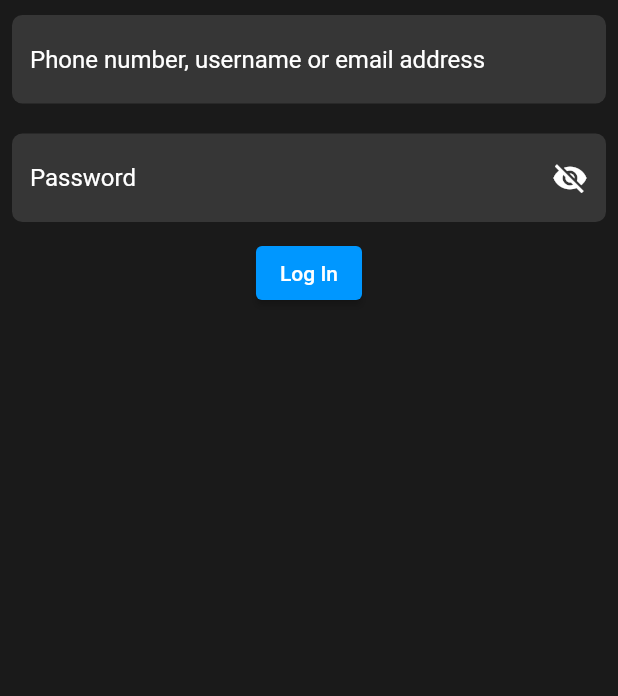
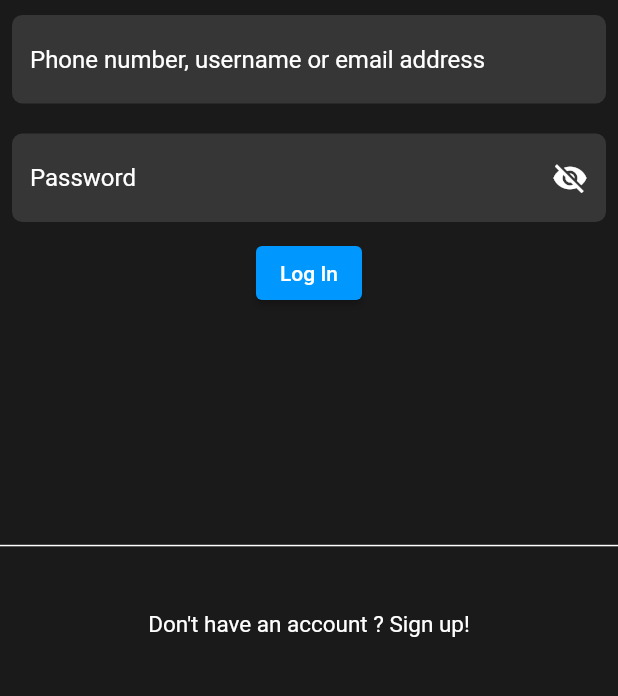
Before and after one commit to yusufguntav/Instagram_ui_clone, a Flutter app: the screen it shows after launch, on a phone screen of 412 x 824 dp, the part 534-1230 px from its top. Run offline on Flutter 3.47's test engine with Material 2 defaults, Android fonts, the phone set to English and light mode, and no system bars; our stand-ins replace camera, cloud_firestore, firebase_core, gallery_saver, google_fonts; missing offline and left inert: encrypt, insta_like_button; accounts and stored records are empty; Roboto replaces fonts that are missing (Shalimar).

Commit message:
sign up and database

```diff
--- /dev/null
+++ b/lib/assets/customColors.dart
@@ -0,0 +1,3 @@
+import 'package:flutter/material.dart';
+
+Color loginBackgroundColor = Color.fromARGB(255, 26, 26, 26);
--- a/lib/main.dart
+++ b/lib/main.dart
@@ -1,13 +1,14 @@
 import 'package:camera/camera.dart';
 import 'package:flutter/material.dart';
 import 'package:instagram/pages/login.dart';
+import 'package:firebase_core/firebase_core.dart';
 
 List<CameraDescription>? cameras;
 Future<void> main() async {
   // make sure program is initialized and find available cameras
   WidgetsFlutterBinding.ensureInitialized();
   cameras = await availableCameras();
-
+  await Firebase.initializeApp();
   runApp(const MyApp());
 }
 
--- a/lib/pages/login.dart
+++ b/lib/pages/login.dart
@@ -1,5 +1,9 @@
 import 'package:flutter/material.dart';
 import 'package:google_fonts/google_fonts.dart';
+import 'package:instagram/assets/customColors.dart';
+import 'package:instagram/pages/signupPage.dart';
+import 'package:instagram/services/readUsers.dart';
+import 'package:instagram/utils/encyrpt.dart';
 import 'package:instagram/widgets/textBox.dart';
 import 'package:instagram/pages/home.dart';
 
@@ -18,7 +22,7 @@ class _LoginState extends State<Login> {
   @override
   Widget build(BuildContext context) {
     return Scaffold(
-      backgroundColor: const Color.fromARGB(255, 26, 26, 26),
+      backgroundColor: loginBackgroundColor,
       body: Center(
         child: Column(
           children: [
@@ -53,22 +57,39 @@ class _LoginState extends State<Login> {
                   ),
                 ),
                 ElevatedButton(
-                  onPressed: (() {
-                    if (usernameController.text.toString() == profName &&
-                        passwordController.text.toString() == password) {
-                      Navigator.push(
-                        context,
-                        MaterialPageRoute(
-                          builder: (context) => Home(profName: profName),
-                        ),
-                      );
-                    } else {
+                  onPressed: (() async {
+                    bool passed = false;
+                    try {
+                      for (var users in await readUsers().first) {
+                        String decryptedPassword =
+                            EncryptData.decryptAES(users.password.toString());
+
+                        if (usernameController.text.toString() ==
+                                users.username &&
+                            passwordController.text.toString() ==
+                                decryptedPassword) {
+                          Navigator.push(
+                            context,
+                            MaterialPageRoute(
+                              builder: (context) =>
+                                  Home(profName: users.username),
+                            ),
+                          );
+                          passed = true;
+                        }
+                      }
+                    } catch (e) {
+                      debugPrint(e.toString());
+                    }
+                    if (!passed) {
                       showDialog<String>(
                         context: context,
                         builder: (BuildContext context) => const AlertDialog(
                           title: Text('Username or password is incorrect'),
                         ),
                       );
+                    } else {
+                      passed = !passed;
                     }
                   }),
                   style: ElevatedButton.styleFrom(
@@ -82,8 +103,26 @@ class _LoginState extends State<Login> {
               ],
             ),
             const Spacer(
-              flex: 5,
+              flex: 3,
             ),
+            Expanded(
+                flex: 2,
+                child: Container(
+                  alignment: Alignment.center,
+                  decoration: const BoxDecoration(
+                      border: Border(top: BorderSide(color: Colors.white))),
+                  child: InkWell(
+                    onTap: (() => Navigator.push(
+                        context,
+                        MaterialPageRoute(
+                          builder: (context) => SignUp(),
+                        ))),
+                    child: const Text(
+                      "Don't have an account ? Sign up!",
+                      style: TextStyle(fontSize: 15, color: Colors.white),
+                    ),
+                  ),
+                ))
           ],
         ),
       ),
--- /dev/null
+++ b/lib/services/readUsers.dart
@@ -0,0 +1,6 @@
+import 'package:cloud_firestore/cloud_firestore.dart';
+import '../models/user.dart';
+
+Stream<List<User>> readUsers() =>
+    FirebaseFirestore.instance.collection("users").snapshots().map((snapshot) =>
+        snapshot.docs.map((doc) => User.fromJson(doc.data())).toList());
--- a/lib/widgets/textBox.dart
+++ b/lib/widgets/textBox.dart
@@ -1,12 +1,20 @@
 import 'package:flutter/material.dart';
 
 class TextBox extends StatefulWidget {
+  Color color;
+  String prefix;
+  Color textColor;
   String hint_text;
+  String label_text;
   bool isPassword;
   TextEditingController TEC;
   TextBox(
       {super.key,
       this.hint_text = "",
+      this.label_text = "",
+      this.color = const Color.fromARGB(255, 54, 54, 54),
+      this.textColor = Colors.white,
+      this.prefix = "",
       this.isPassword = false,
       required this.TEC});
   @override
@@ -21,14 +29,23 @@ class _TextBoxState extends State<TextBox> {
     return TextField(
       controller: widget.TEC,
       obscureText: _isPasswordVisible,
-      style: const TextStyle(color: Colors.white),
+      style: TextStyle(color: widget.textColor),
       decoration: InputDecoration(
+          prefixIconConstraints: BoxConstraints(minWidth: 0, minHeight: 0),
+          prefixIcon: (widget.prefix != "")
+              ? Padding(
+                  padding: const EdgeInsets.only(left: 8.0),
+                  child: Text(widget.prefix,
+                      style:
+                          TextStyle(color: Color.fromARGB(255, 182, 182, 182))),
+                )
+              : null,
           suffixIcon: (widget.isPassword)
               ? IconButton(
                   icon: (_isPasswordVisible)
                       ? const Icon(Icons.visibility_off)
                       : const Icon(Icons.visibility),
-                  color: Colors.white,
+                  color: widget.textColor,
                   onPressed: (() {
                     setState(() {
                       _isPasswordVisible = !_isPasswordVisible;
@@ -39,10 +56,12 @@ class _TextBoxState extends State<TextBox> {
           border: OutlineInputBorder(
               borderRadius: BorderRadius.circular(7),
               borderSide: BorderSide.none),
-          hintText: widget.hint_text,
+          hintText: (widget.hint_text != "") ? widget.hint_text : null,
+          label: (widget.label_text != "") ? Text(widget.label_text) : null,
           filled: true,
-          fillColor: const Color.fromARGB(255, 54, 54, 54),
-          hintStyle: const TextStyle(color: Colors.white)),
+          fillColor: widget.color,
+          hintStyle: TextStyle(color: widget.textColor),
+          labelStyle: TextStyle(color: widget.textColor)),
     );
   }
 }
--- a/pubspec.yaml
+++ b/pubspec.yaml
@@ -45,7 +45,9 @@ dependencies:
   gallery_saver: ^2.3.2
   image_picker: ^0.8.6
   sqflite: ^2.2.2
-  http: ^0.13.5
+  change_app_package_name: ^1.1.0
+  cloud_firestore: ^4.2.0
+  encrypt: ^5.0.1
 
 dev_dependencies:
   flutter_test:
```
Also changed, not shown: lib/models/user.dart (added, +30 -0 lines), lib/pages/igtvPage.dart (+0 -22 lines), lib/pages/signupPage.dart (added, +125 -0 lines), lib/services/createUser.dart (added, +20 -0 lines), lib/services/readUser.dart (added, +8 -0 lines), lib/utils/encyrpt.dart (added, +24 -0 lines), pubspec.lock, 9 other files.
